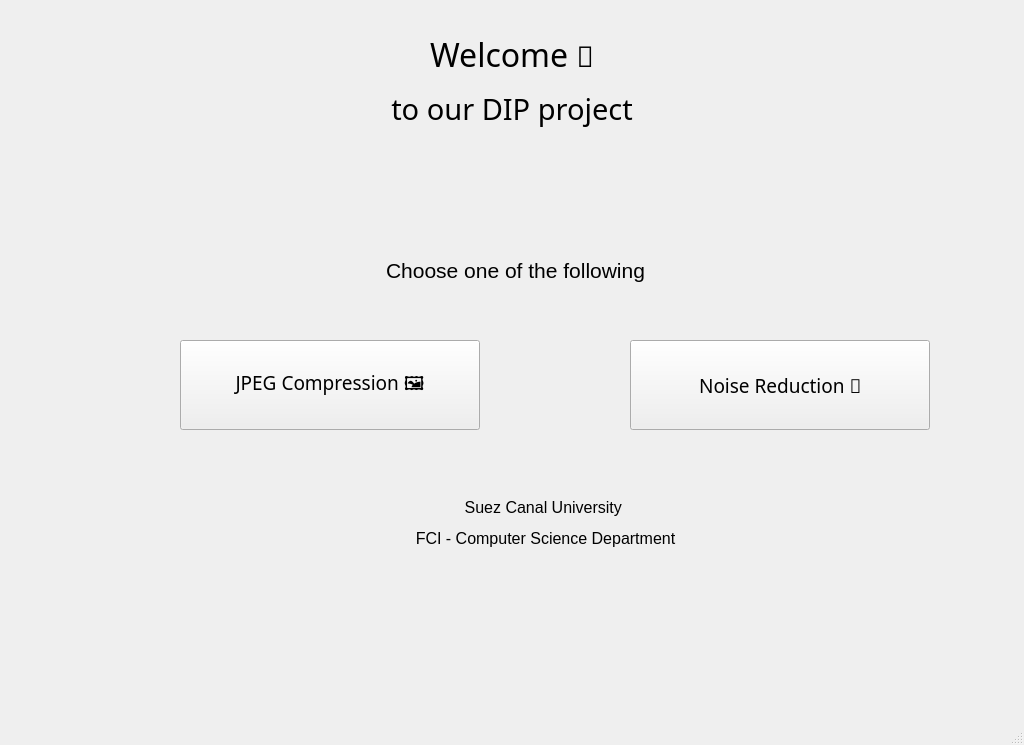
Above: home.ui from abowahbaz/Image_Processing_App before the change. Below: the same form after it.
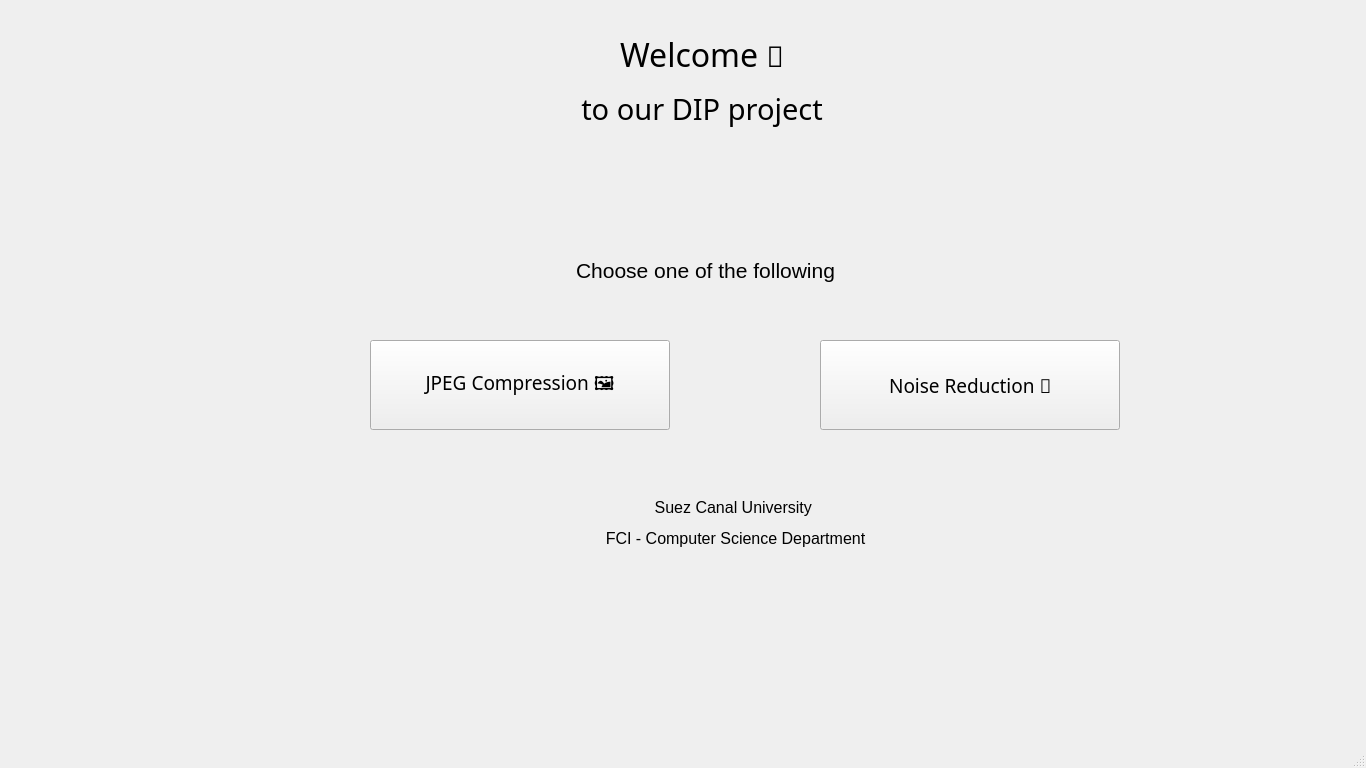
That is the form after the change.

Commit message: Added batch file to run project , made the scalling of the gui 1366x768

```diff
--- a/home.ui
+++ b/home.ui
@@ -6,8 +6,8 @@
    <rect>
     <x>0</x>
     <y>0</y>
-    <width>1024</width>
-    <height>745</height>
+    <width>1366</width>
+    <height>768</height>
    </rect>
   </property>
   <property name="windowTitle">
@@ -17,12 +17,18 @@
    <widget class="QPushButton" name="jpeg_button">
     <property name="geometry">
      <rect>
-      <x>180</x>
+      <x>370</x>
       <y>340</y>
       <width>300</width>
       <height>90</height>
      </rect>
     </property>
+    <property name="minimumSize">
+     <size>
+      <width>300</width>
+      <height>90</height>
+     </size>
+    </property>
     <property name="font">
      <font>
       <family>JetBrains Mono</family>
@@ -39,12 +45,18 @@
    <widget class="QPushButton" name="noise_button">
     <property name="geometry">
      <rect>
-      <x>630</x>
+      <x>820</x>
       <y>340</y>
       <width>300</width>
       <height>90</height>
      </rect>
     </property>
+    <property name="minimumSize">
+     <size>
+      <width>300</width>
+      <height>90</height>
+     </size>
+    </property>
     <property name="font">
      <font>
       <family>JetBrains Mono</family>
@@ -61,12 +73,18 @@
    <widget class="QLabel" name="label">
     <property name="geometry">
      <rect>
-      <x>260</x>
+      <x>450</x>
       <y>230</y>
       <width>511</width>
       <height>121</height>
      </rect>
     </property>
+    <property name="minimumSize">
+     <size>
+      <width>300</width>
+      <height>90</height>
+     </size>
+    </property>
     <property name="font">
      <font>
       <family>Ubuntu</family>
@@ -79,12 +97,18 @@
    <widget class="QLabel" name="heading">
     <property name="geometry">
      <rect>
-      <x>0</x>
+      <x>190</x>
       <y>10</y>
       <width>1024</width>
       <height>141</height>
      </rect>
     </property>
+    <property name="minimumSize">
+     <size>
+      <width>300</width>
+      <height>90</height>
+     </size>
+    </property>
     <property name="font">
      <font>
       <family>JetBrains Mono</family>
@@ -105,12 +129,18 @@
    <widget class="QLabel" name="label_2">
     <property name="geometry">
      <rect>
-      <x>280</x>
+      <x>470</x>
       <y>490</y>
       <width>531</width>
       <height>111</height>
      </rect>
     </property>
+    <property name="minimumSize">
+     <size>
+      <width>300</width>
+      <height>90</height>
+     </size>
+    </property>
     <property name="text">
      <string>&lt;html&gt;&lt;head/&gt;&lt;body&gt;&lt;p align=&quot;center&quot;&gt;&lt;span style=&quot; font-size:12pt;&quot;&gt;Suez Canal University &lt;/span&gt;&lt;/p&gt;&lt;p align=&quot;center&quot;&gt;&lt;span style=&quot; font-size:12pt;&quot;&gt;FCI - Computer Science Department&lt;/span&gt;&lt;/p&gt;&lt;p align=&quot;center&quot;&gt;&lt;span style=&quot; font-size:12pt;&quot;&gt;&lt;br/&gt;&lt;/span&gt;&lt;/p&gt;&lt;/body&gt;&lt;/html&gt;</string>
     </property>
```
Left out of the diff: 2 changed lines with no effect on the pictures. The commit also changes 7 other files.
